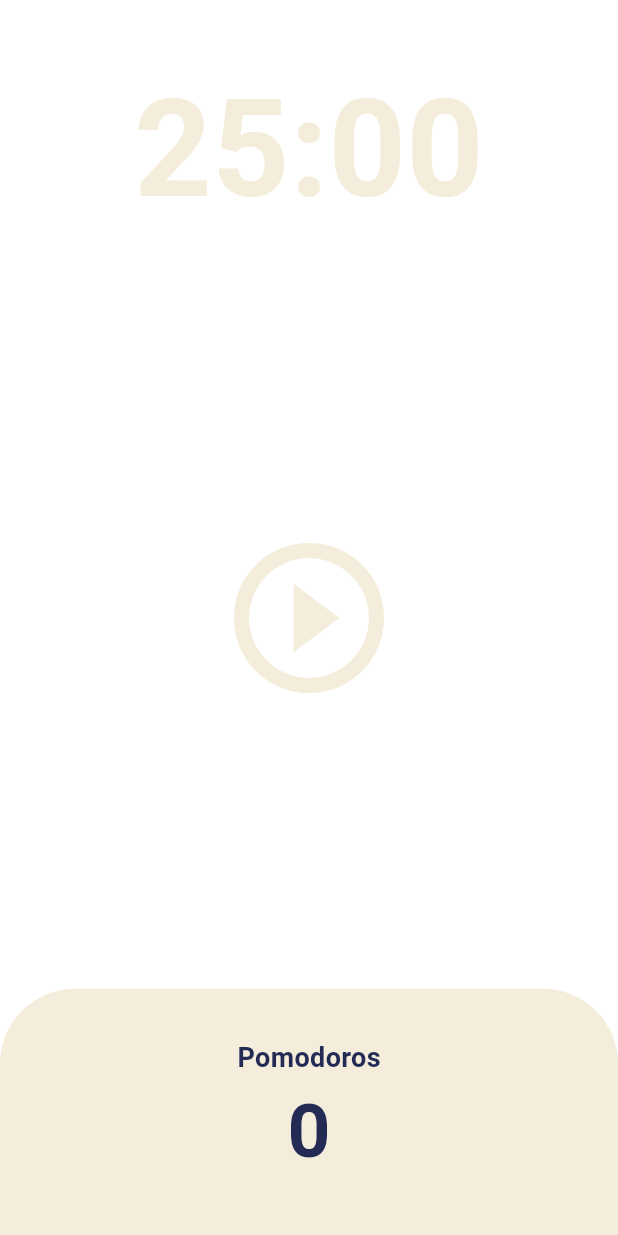
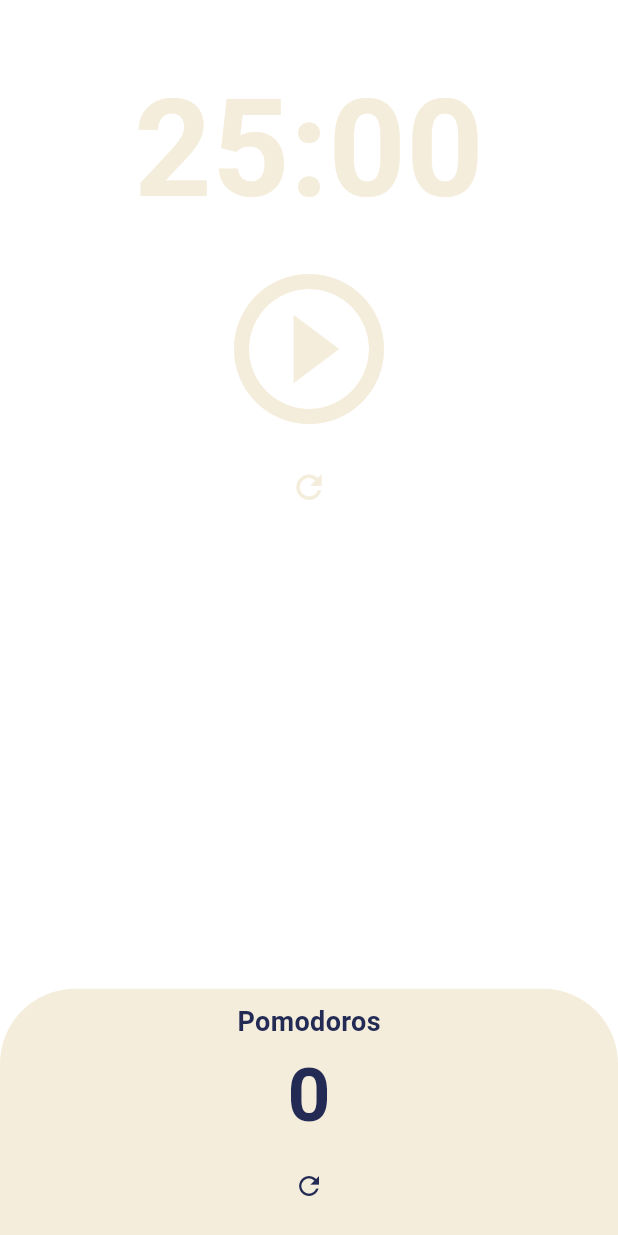
Before and after one commit to siggu/flutter-for-beginners, a Flutter app: the screen it shows after launch, on a phone screen of 412 x 824 dp. Run offline on Flutter 3.47's test engine with Material 3 defaults, Android fonts, the phone set to English and light mode, and no system bars.

Commit message:
Code Challenge

```diff
--- a/toonflix/lib/screens/home_screen.dart
+++ b/toonflix/lib/screens/home_screen.dart
@@ -48,6 +48,23 @@ class _HomeScreenState extends State<HomeScreen> {
     });
   }
 
+  void onTickResetPressed() {
+    setState(() {
+      timer.cancel();
+      isRunning = false;
+      totalSeconds = twentyFiveMinutes;
+    });
+  }
+
+  void onPomodorosResetPressed() {
+    setState(() {
+      timer.cancel();
+      totalPomodoros = 0;
+      isRunning = false;
+      totalSeconds = twentyFiveMinutes;
+    });
+  }
+
   String format(int seconds) {
     var duration = Duration(seconds: seconds);
     return duration.toString().split(".").first.substring(2, 7);
@@ -75,7 +92,9 @@ class _HomeScreenState extends State<HomeScreen> {
           ),
           Flexible(
             flex: 3,
-            child: Center(
+            child: Column(
+              children: [
+                Center(
                   child: IconButton(
                     iconSize: 120,
                     color: Theme.of(context).cardColor,
@@ -86,6 +105,18 @@ class _HomeScreenState extends State<HomeScreen> {
                           : Icons.play_circle_outline,
                     ),
                   ),
+                ),
+                Center(
+                  child: IconButton(
+                    iconSize: 25,
+                    color: Theme.of(context).cardColor,
+                    onPressed: onTickResetPressed,
+                    icon: Icon(
+                      Icons.refresh_outlined,
+                    ),
+                  ),
+                ),
+              ],
             ),
           ),
           Flexible(
@@ -122,6 +153,17 @@ class _HomeScreenState extends State<HomeScreen> {
                             fontWeight: FontWeight.w600,
                           ),
                         ),
+                        Center(
+                          child: IconButton(
+                            iconSize: 20,
+                            color:
+                                Theme.of(context).textTheme.displayLarge!.color,
+                            onPressed: onPomodorosResetPressed,
+                            icon: Icon(
+                              Icons.refresh_outlined,
+                            ),
+                          ),
+                        ),
                       ],
                     ),
                   ),
```
Lines whose indentation alone changed are shown as unchanged.
